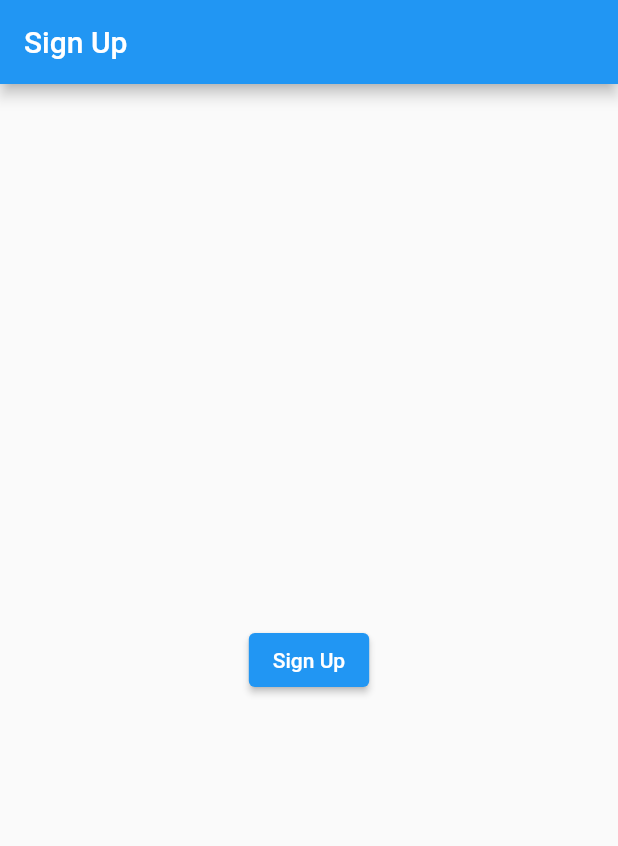
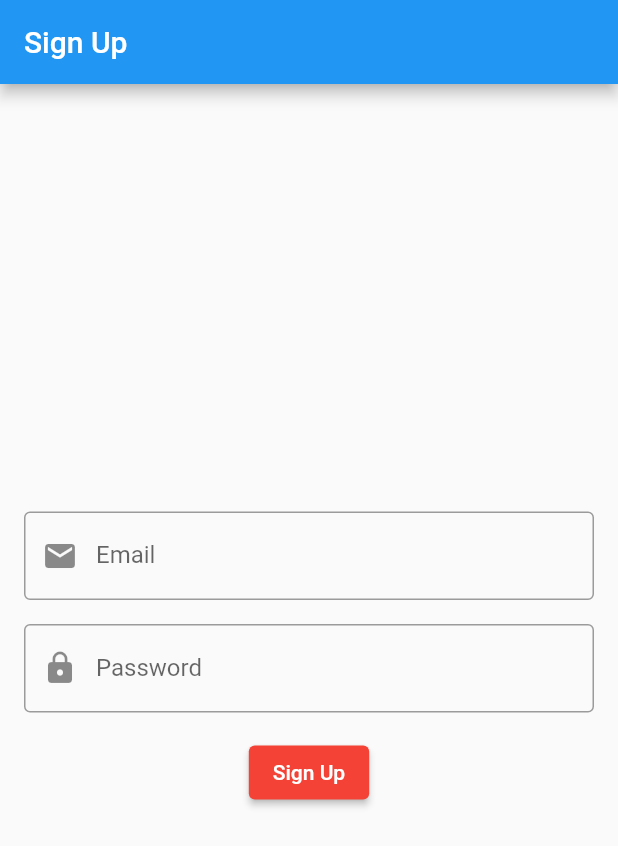
Before and after one commit to xudipta/projectX, a Flutter app: the screen it shows after launch, after a tap on "Sign Up", on a phone screen of 412 x 824 dp. Shown: the top 846 px of the screen. Run offline on Flutter 3.47's test engine with Material 2 defaults, Android fonts, the phone set to English and light mode, and no system bars; our stand-ins replace bloc, equatable, firebase_auth, flutter_bloc, google_sign_in; accounts and stored records are empty.

Commit message:
Sample login process with dummy data.

```diff
--- a/lib/bloc/bloc/auth_bloc.dart
+++ b/lib/bloc/bloc/auth_bloc.dart
@@ -4,43 +4,24 @@ import '../../data/repositories/auth_repository.dart';
 part 'auth_event.dart';
 part 'auth_state.dart';
 
-/* class AuthBloc extends Bloc<AuthEvent, AuthState> {
-  final AuthRepository authRepository;
-  AuthBloc({required this.authRepository}) : super(UnAuthenticated()) {
-    on<SignUpRequested>((event, state) async {
-      emit(Loading());
-      try {
-        authRepository.signUp(email: event.email, password: event.password);
-
-
-      } catch (e) {
-        emit(UnAuthenticated());
-      }
-    });
-  }
-}
- */
-
 class AuthBloc extends Bloc<AuthEvent, AuthState> {
   final AuthRepository authRepository;
 
-  AuthBloc({required this.authRepository}) : super(UnAuthenticated());
-
-  @override
-  Stream<AuthState> mapEventToState(AuthEvent event) async* {
-    if (event is SignUpRequested) {
-      yield* _mapSignUpRequestedToState(event);
-    }
+  AuthBloc({required this.authRepository}) : super(UnAuthenticated()) {
+    on<SignUpRequested>(_onSignUpRequested);
   }
 
-  Stream<AuthState> _mapSignUpRequestedToState(SignUpRequested event) async* {
-    yield Loading();
+  void _onSignUpRequested(
+      SignUpRequested event, Emitter<AuthState> emit) async {
+    emit(Loading());
     try {
       await authRepository.signUp(email: event.email, password: event.password);
       // Add any additional logic here after successful sign-up if needed
-      yield Authenticated(); // Change to an appropriate state after successful sign-up
+      emit(
+          Authenticated()); // Change to an appropriate state after successful sign-up
     } catch (e) {
-      yield UnAuthenticated(); // Change to an appropriate state in case of failure
+      emit(
+          UnAuthenticated()); // Change to an appropriate state in case of failure
     }
   }
 }
--- a/lib/bloc/bloc/auth_event.dart
+++ b/lib/bloc/bloc/auth_event.dart
@@ -9,5 +9,5 @@ class SignUpRequested extends AuthEvent {
   final String email;
   final String password;
 
-  SignUpRequested(this.email, this.password);
+  SignUpRequested({required this.email, required this.password});
 }
--- a/lib/data/repositories/auth_repository.dart
+++ b/lib/data/repositories/auth_repository.dart
@@ -1,19 +1,26 @@
 import 'package:firebase_auth/firebase_auth.dart';
+class AuthRepository {
+  final List<Map<String, String>> registeredUsers = [
+    {'email': 'user@example.com', 'password': 'password123'},
+  ];
 
-class AuthRepository {
-  final firebaseAuth = FirebaseAuth.instance;
   Future<void> signUp({required String email, required String password}) async {
-    try {
-      FirebaseAuth.instance
-          .createUserWithEmailAndPassword(email: email, password: password);
-    } on FirebaseAuthException catch (e) {
-      if (e.code == 'weak-password') {
-        throw Exception('This password is too weak');
-      } else if (e.code == 'email-already-in-use') {
-        throw Exception('The account already exists for that email');
-      }
-    } catch (e) {
-      throw Exception(e.toString());
+    // Simulate a delay to mimic network latency
+    await Future.delayed(Duration(seconds: 1));
+
+    // Check if the provided credentials match any registered user
+    final matchingUser = registeredUsers.firstWhere(
+      (user) => user['email'] == email && user['password'] == password,
+      orElse: () => <String, String>{},
+    );
+
+    if (matchingUser.isNotEmpty) {
+      // Successful authentication
+      print('Authentication successful for $email, $password');
+    } else {
+      // Failed authentication
+      print('Authentication unsuccessful for $email, $password');
+       throw Exception('Invalid email or password');
     }
   }
 }
--- a/lib/main.dart
+++ b/lib/main.dart
@@ -1,38 +1,10 @@
 import 'package:flutter/material.dart';
 import 'package:flutter_bloc/flutter_bloc.dart';
 import 'package:projectx/data/repositories/auth_repository.dart';
-
+import 'package:projectx/ui/signup/signup_screen.dart';
 import 'bloc/bloc/auth_bloc.dart';
 
-/* void main() {
-  runApp(const MainApp());
-}
-
-class MainApp extends StatelessWidget {
-  const MainApp({super.key});
-
-  @override
-  Widget build(BuildContext context) {
-    return RepositoryProvider(
-      create: (context)=>AuthRepository(),
-      child: BlocProvider(
-        create: (context)=>AuthBloc(
-          authRepository: RepositoryProvider.of<AuthRepository>(context)
-        ),
-        child: MaterialApp(
-          title: 'Test Application',
-          theme: ThemeData(
-            primarySwatch: Colors.blue,
-          ),
-          home: Container()
-        ),
-      ),
-    );
-  }
-}
- */
-
-class SignUpScreen extends StatelessWidget {
+/* class SignUpScreen extends StatelessWidget {
   @override
   Widget build(BuildContext context) {
     return Scaffold(
@@ -41,6 +13,9 @@ class SignUpScreen extends StatelessWidget {
       ),
       body: Center(
         child: ElevatedButton(
+          style: ButtonStyle(
+            backgroundColor: BlocProvider.of(context).
+          ),
           onPressed: () {
             // Assuming you have access to the AuthBloc through BlocProvider
             BlocProvider.of<AuthBloc>(context).add(
@@ -52,7 +27,7 @@ class SignUpScreen extends StatelessWidget {
       ),
     );
   }
-}
+} */
 
 void main() {
   runApp(const MainApp());
@@ -74,7 +49,8 @@ class MainApp extends StatelessWidget {
           theme: ThemeData(
             primarySwatch: Colors.blue,
           ),
-          home: SignUpScreen(), // Display the SignUpScreen as the initial screen
+          home:
+              SignUpScreen(), // Display the SignUpScreen as the initial screen
         ),
       ),
     );
--- /dev/null
+++ b/lib/ui/signup/signup_screen.dart
@@ -0,0 +1,88 @@
+import 'package:flutter/material.dart';
+import 'package:flutter_bloc/flutter_bloc.dart';
+import 'package:projectx/data/repositories/auth_repository.dart';
+import '../../bloc/bloc/auth_bloc.dart';
+
+class SignUpScreen extends StatelessWidget {
+  const SignUpScreen({super.key});
+
+  @override
+  Widget build(BuildContext context) {
+    return BlocProvider(
+      create: (context) => AuthBloc(authRepository: AuthRepository()),
+      child: SignUpScreenContent(),
+    );
+  }
+}
+
+class SignUpScreenContent extends StatelessWidget {
+  final TextEditingController _emailController = TextEditingController();
+  final TextEditingController _passwordController = TextEditingController();
+
+  SignUpScreenContent({super.key});
+  @override
+  Widget build(BuildContext context) {
+    return Scaffold(
+      appBar: AppBar(
+        title: const Text('Sign Up'),
+      ),
+      body: Center(
+        child: Padding(
+          padding: const EdgeInsets.all(16.0),
+          child: Column(
+            mainAxisAlignment: MainAxisAlignment.center,
+            children: [
+              _buildTextField(_emailController, 'Email', Icons.email),
+              const SizedBox(height: 16.0),
+              _buildTextField(_passwordController, 'Password', Icons.lock,
+                  obscureText: true),
+              const SizedBox(height: 16.0),
+              BlocBuilder<AuthBloc, AuthState>(builder: (context, state) {
+                return ElevatedButton(
+                  style: ButtonStyle(
+                    backgroundColor: MaterialStateProperty.resolveWith(
+                      (states) {
+                        switch (state.runtimeType) {
+                          case Authenticated:
+                            return Colors.green;
+                          case UnAuthenticated:
+                            return Colors.red;
+                          default:
+                            return Colors.grey;
+                        }
+                      },
+                    ),
+                  ),
+                  onPressed: () {
+                    // Dispatch the SignUpRequested event when the button is pressed
+                    BlocProvider.of<AuthBloc>(context).add(
+                      SignUpRequested(
+                        email: _emailController.text,
+                        password: _passwordController.text,
+                      ),
+                    );
+                  },
+                  child: const Text('Sign Up'),
+                );
+              })
+            ],
+          ),
+        ),
+      ),
+    );
+  }
+
+  Widget _buildTextField(
+      TextEditingController controller, String label, IconData icon,
+      {bool obscureText = false}) {
+    return TextFormField(
+      controller: controller,
+      obscureText: obscureText,
+      decoration: InputDecoration(
+        labelText: label,
+        prefixIcon: Icon(icon),
+        border: const OutlineInputBorder(),
+      ),
+    );
+  }
+}
```
